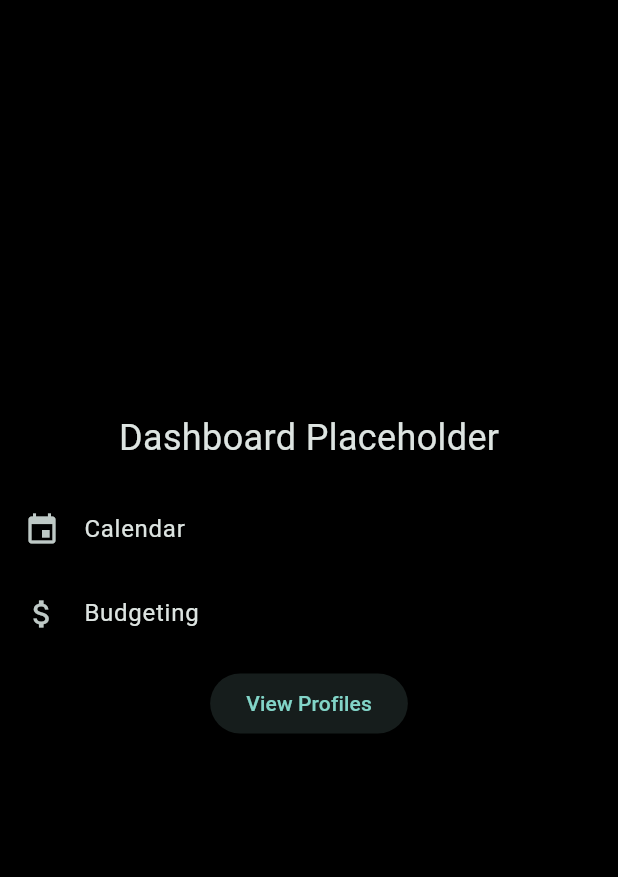
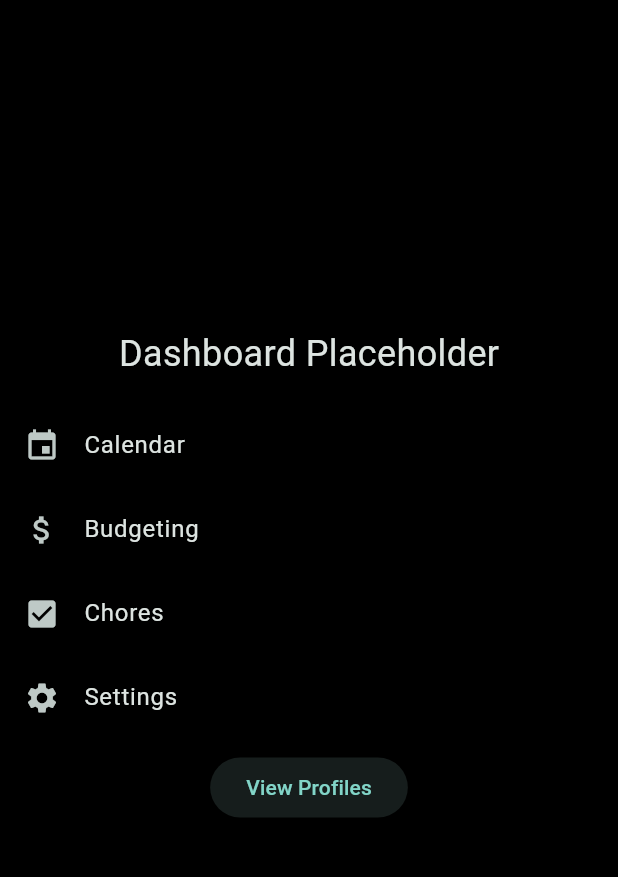
Before and after one commit to Soulcrypt/family-hub, a Flutter app: the screen it shows after launch, on a phone screen of 412 x 824 dp, the part 84-961 px from its top. Run offline on Flutter 3.47's test engine with Material 3 defaults, Android fonts, the light colour scheme and no system bars; our stand-ins replace go_router.

```diff
--- a/lib/router.dart
+++ b/lib/core/services/navigation_router.dart
@@ -1,10 +1,11 @@
 import 'package:flutter/material.dart';
 import 'package:go_router/go_router.dart';
 
-import 'features/dashboard/dashboard_screen.dart';
-import 'modules/calendar/calendar_screen.dart';
-import 'modules/budgeting/budgeting_screen.dart';
-import 'features/profiles/profiles_screen.dart';
+import '../../features/dashboard/dashboard_screen.dart';
+import '../../modules/calendar/calendar_screen.dart';
+import '../../modules/budgeting/budgeting_screen.dart';
+import '../../modules/chores/chores_screen.dart';
+import '../../modules/settings/settings_screen.dart';
 
 final GoRouter appRouter = GoRouter(
   initialLocation: '/dashboard',
@@ -18,12 +19,16 @@ final GoRouter appRouter = GoRouter(
       builder: (context, state) => const CalendarScreen(),
     ),
     GoRoute(
-      path: '/budgeting',
+      path: '/budget',
       builder: (context, state) => const BudgetingScreen(),
     ),
     GoRoute(
-      path: '/profiles',
-      builder: (context, state) => const ProfilesScreen(),
+      path: '/chores',
+      builder: (context, state) => const ChoresScreen(),
+    ),
+    GoRoute(
+      path: '/settings',
+      builder: (context, state) => const SettingsScreen(),
     ),
   ],
 );
--- a/lib/features/dashboard/dashboard_screen.dart
+++ b/lib/features/dashboard/dashboard_screen.dart
@@ -28,6 +28,14 @@ class DashboardScreen extends StatelessWidget {
               moduleName: 'Budgeting',
               icon: Icons.attach_money,
             ),
+            const ModuleTile(
+              moduleName: 'Chores',
+              icon: Icons.check_box,
+            ),
+            const ModuleTile(
+              moduleName: 'Settings',
+              icon: Icons.settings,
+            ),
             const SizedBox(height: 8),
             ElevatedButton(
               onPressed: () => context.go('/profiles'),
--- a/lib/main.dart
+++ b/lib/main.dart
@@ -1,5 +1,5 @@
 import 'package:flutter/material.dart';
-import 'router.dart';
+import 'core/services/navigation_router.dart';
 
 void main() {
   runApp(const FamilyHubApp());
--- a/lib/shared/widgets/module_tile.dart
+++ b/lib/shared/widgets/module_tile.dart
@@ -17,7 +17,12 @@ class ModuleTile extends StatelessWidget {
       case 'calendar':
         return '/calendar';
       case 'budgeting':
-        return '/budgeting';
+      case 'budget':
+        return '/budget';
+      case 'chores':
+        return '/chores';
+      case 'settings':
+        return '/settings';
       default:
         return null;
     }
```
Also changed, not shown: lib/modules/chores/chores_screen.dart (added, +28 -0 lines), lib/modules/settings/settings_screen.dart (added, +17 -0 lines).
